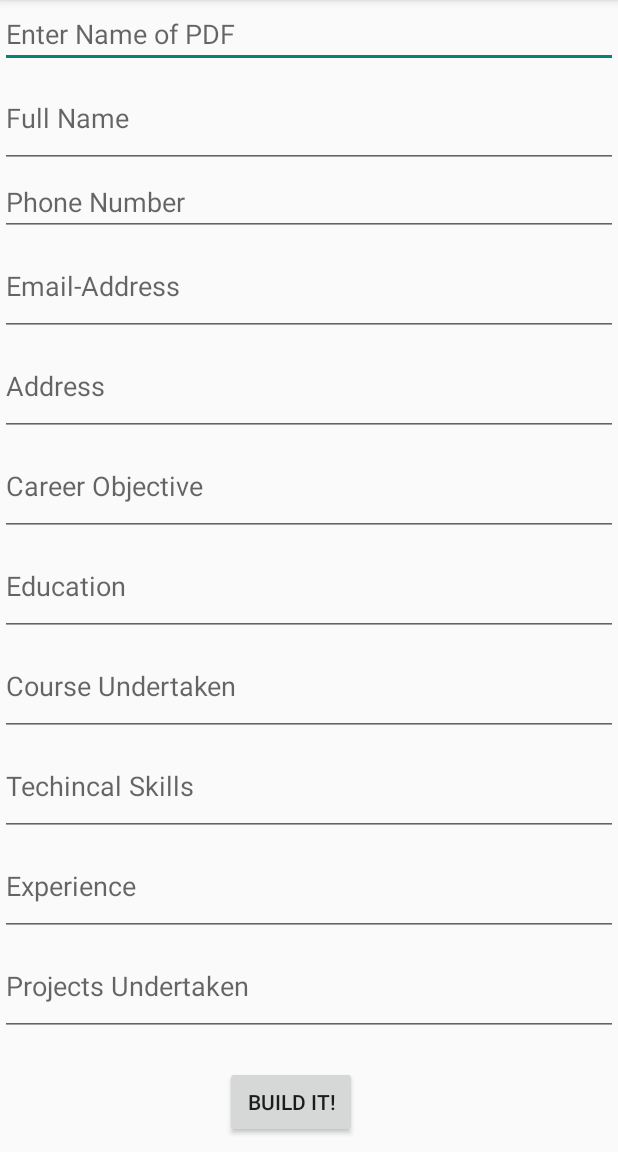
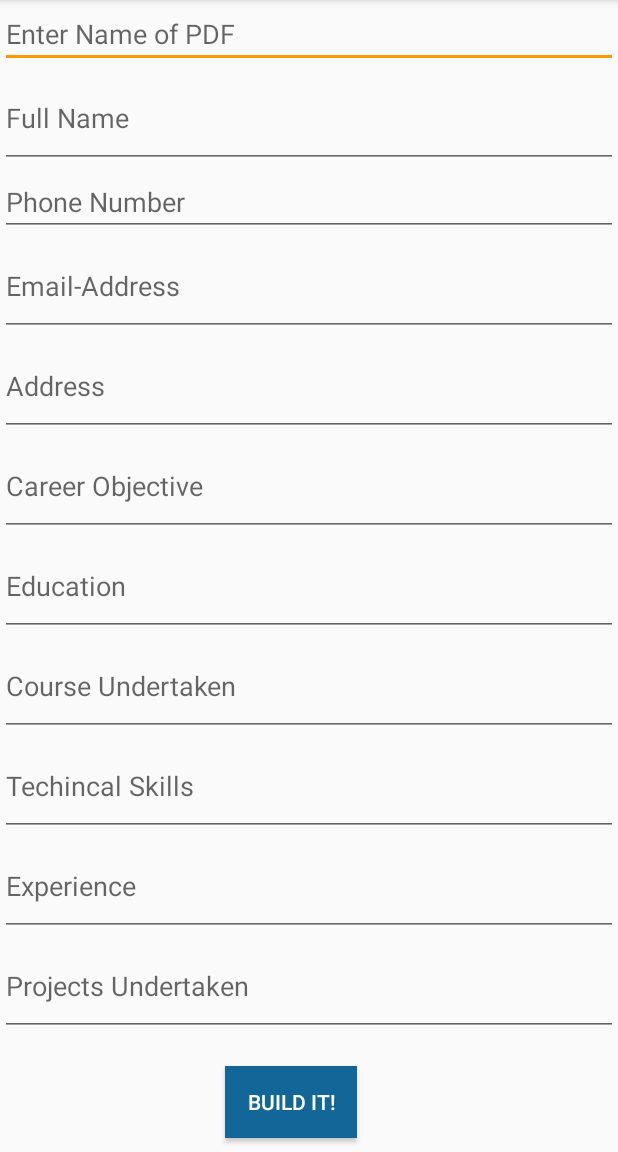
Before and after one commit to savanakbari/CV-builder, an Android app: the screen it shows after launch (MainActivity), on a phone screen of 412 x 824 dp, the part 84-1236 px from its top. Run offline under Robolectric (Android 15) with nearby library versions, the phone set to English and light mode, and no system bars.

Commit message:
Version 2
added some material design , deleted login page

```diff
--- a/ReadWrite/app/src/main/res/layout/activity_main.xml
+++ b/ReadWrite/app/src/main/res/layout/activity_main.xml
@@ -97,7 +97,8 @@
         android:id="@+id/btnwrite"
         android:text="Build it!"
         android:layout_marginLeft="150dp"
-        android:layout_marginTop="20dp" />
+        android:layout_marginTop="20dp"
+        style="@style/CoolButton"/>
 
     <Button
         android:layout_width="wrap_content"
--- a/ReadWrite/app/src/main/res/values/strings.xml
+++ b/ReadWrite/app/src/main/res/values/strings.xml
@@ -4,4 +4,8 @@
     <string name="app_name">CV Writer</string>
     <string name="exitOption">Exit</string>
     <string name="clearOption">Clear</string>
+    <string name="title_activity_login">LoginActivity</string>
+
+    <string name="hello_world">Hello world!</string>
+    <string name="action_settings">Settings</string>
 </resources>
--- a/ReadWrite/app/src/main/res/values/styles.xml
+++ b/ReadWrite/app/src/main/res/values/styles.xml
@@ -4,6 +4,13 @@
     <style name="AppTheme" parent="Theme.AppCompat.Light.DarkActionBar">
         <item name="colorPrimary"> #FF9800</item>
         <item name="colorPrimaryDark">#00E676 </item>
+        <item name="android:colorControlActivated"> #FF9800</item>
+        <item name="android:colorControlHighlight"> #FF9800</item>
     </style>
 
+    <style name="CoolButton" parent="android:style/Widget.Material.Button">
+        <item name="android:background">#126798</item>
+        <item name="android:textColor">#FFFFFF</item>
+        <item name="android:layout_marginTop">8dp</item>
+    </style>
 </resources>
```
Also changed, not shown: ReadWrite/app/src/main/AndroidManifest.xml (+8 -3 lines), ReadWrite/app/src/main/res/menu/menu_login.xml (added, +7 -0 lines), ReadWrite/app/src/main/ic_launcher-web.png, ReadWrite/app/src/main/res/drawable-hdpi/ic_launcher.png (deleted), ReadWrite/app/src/main/res/drawable-mdpi/ic_launcher.png (deleted), ReadWrite/app/src/main/res/drawable-xhdpi/ic_launcher.png (deleted), ReadWrite/app/src/main/res/drawable-xxhdpi/ic_launcher.png (deleted), ReadWrite/app/src/main/res/mipmap-hdpi/ic_launcher.png (added), ReadWrite/app/src/main/res/mipmap-mdpi/ic_launcher.png (added), ReadWrite/app/src/main/res/mipmap-xhdpi/ic_launcher.png (added), ReadWrite/app/src/main/res/mipmap-xxhdpi/ic_launcher.png (added), ReadWrite/app/src/main/res/mipmap-xxxhdpi/ic_launcher.png (added).
